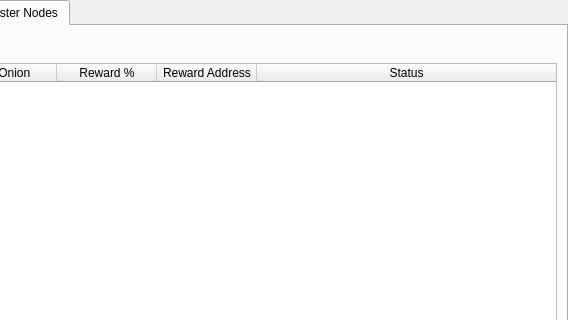
Old version of the form src/qt/forms/masternodemanager.ui in the repository taliumtech/talium; both pictures show x 155 to 723 and y 0 to 320 of the 723 by 457 pixel window.
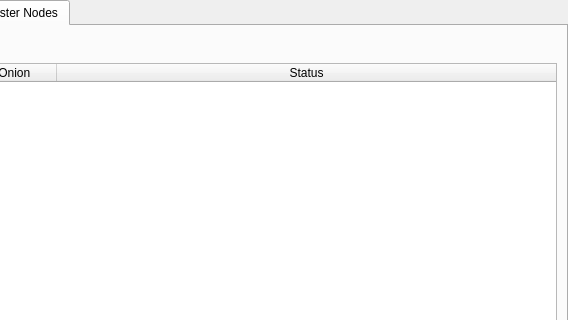
New version of the form.

```diff
--- a/src/qt/forms/masternodemanager.ui
+++ b/src/qt/forms/masternodemanager.ui
@@ -193,16 +193,6 @@
                <string>IP/Onion</string>
               </property>
              </column>
-             <column>
-              <property name="text">
-               <string>Reward %</string>
-              </property>
-             </column>
-             <column>
-              <property name="text">
-               <string>Reward Address</string>
-              </property>
-             </column>
              <column>
               <property name="text">
                <string>Status</string>
```
